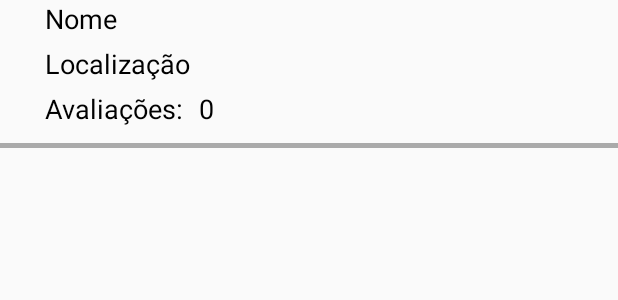
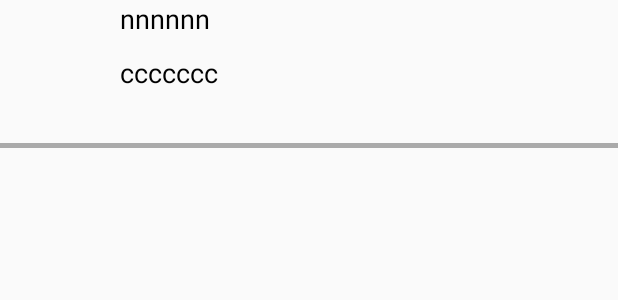
Before and after one commit to ana2pn/MPOO_20192, an Android app: the layout holder_layout.xml on its own in the app's theme, with its tools: preview values and no code run, on a phone screen of 412 x 824 dp. Shown: the top 300 px of the screen. Run offline under Robolectric (Android 15) with nearby library versions, the phone set to English and light mode, and no system bars.

Commit message:
continuação da implentação do recyclerView

```diff
--- a/app/src/main/AndroidManifest.xml
+++ b/app/src/main/AndroidManifest.xml
@@ -9,7 +9,8 @@
         android:roundIcon="@mipmap/ic_launcher_round"
         android:supportsRtl="true"
         android:theme="@style/AppTheme">
-        <activity android:name=".pizza.gui.RecyclerViewPizza"></activity>
+        <activity android:name=".InformacoesPizza"></activity>
+        <activity android:name=".pizza.gui.RecyclerViewPizza" />
         <activity android:name=".pizza.gui.HomePizza" />
         <activity android:name=".pizza.gui.CadastroPizza" />
         <activity android:name=".infra.gui.MainActivity">
--- a/app/src/main/res/layout/holder_layout.xml
+++ b/app/src/main/res/layout/holder_layout.xml
@@ -9,44 +9,20 @@
         android:layout_width="wrap_content"
         android:layout_height="wrap_content"
         android:id="@+id/nome"
-        android:text="Nome"
-        android:layout_marginLeft="30dp"
+        android:text="nnnnnn"
+        android:layout_marginLeft="80dp"
         android:textSize="18sp"
         android:textColor="#000"
         />
 
+
     <TextView
-        android:id="@+id/localizacao"
+        android:id="@+id/codigo"
         android:layout_width="wrap_content"
         android:layout_height="wrap_content"
-        android:layout_alignParentTop="true"
-        android:layout_centerVertical="true"
-        android:layout_marginStart="30dp"
-        android:layout_marginTop="30dp"
-        android:text="Localização"
-        android:textColor="#000"
-        android:textSize="18sp" />
-    <TextView
-        android:id="@+id/Likes"
-        android:layout_width="wrap_content"
-        android:layout_height="wrap_content"
-        android:layout_alignParentTop="true"
-        android:layout_centerVertical="true"
-        android:layout_marginStart="30dp"
-        android:layout_marginTop="60dp"
-        android:text="Avaliações:"
-        android:textColor="#000"
-        android:textSize="18sp" />
-    <TextView
-        android:id="@+id/qtdLikes"
-        android:layout_width="wrap_content"
-        android:layout_height="wrap_content"
-        android:layout_alignParentTop="true"
-        android:layout_centerVertical="true"
-        android:layout_marginStart="10dp"
-        android:layout_marginTop="60dp"
-        android:layout_toRightOf="@id/Likes"
-        android:text="0"
+        android:layout_marginLeft="80dp"
+        android:layout_marginTop="36dp"
+        android:text="ccccccc"
         android:textColor="#000"
         android:textSize="18sp" />
 
@@ -64,4 +40,5 @@
         android:background="#00AF0D25"
         android:textColor="#ffffff" />
 
+
 </RelativeLayout>
```
Also changed, not shown: app/src/main/java/com/example/pizza/InformacoesPizza.java (added, +36 -0 lines), app/src/main/java/com/example/pizza/infra/gui/MainActivity.java (+10 -0 lines), app/src/main/java/com/example/pizza/pizza/gui/RecyclerViewAdapter.java (+28 -4 lines), app/src/main/java/com/example/pizza/pizza/gui/RecyclerViewPizza.java (+49 -1 lines), app/src/main/java/com/example/pizza/pizza/persistencia/PizzaDAO.java (+25 -0 lines), app/src/main/res/layout/activity_informacoes_pizza.xml (added, +85 -0 lines).
